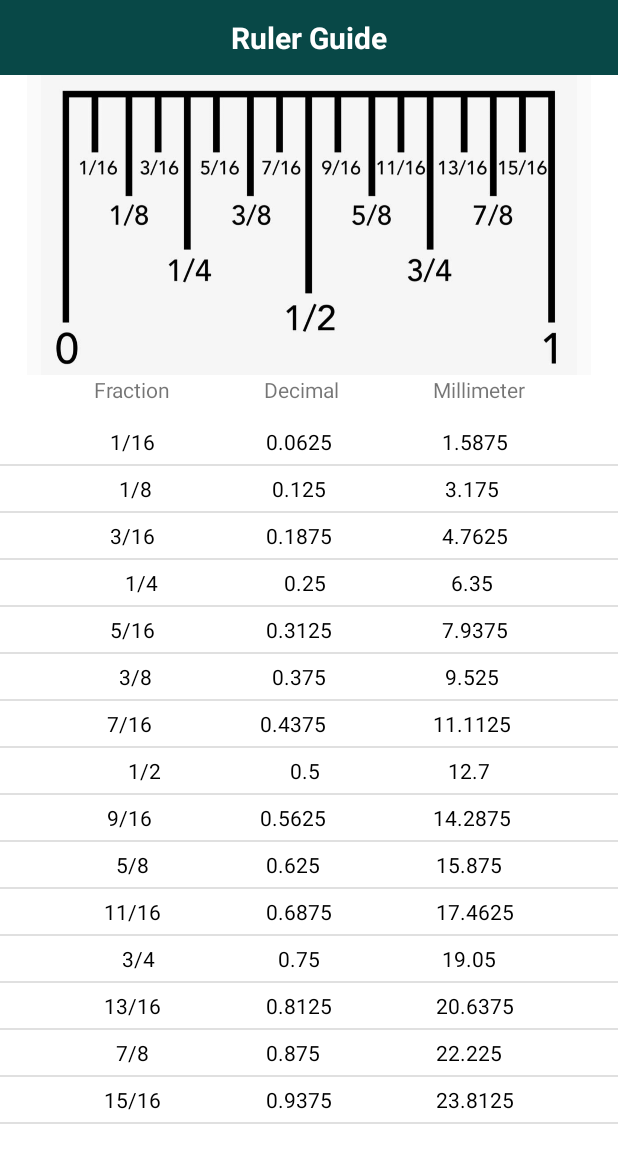
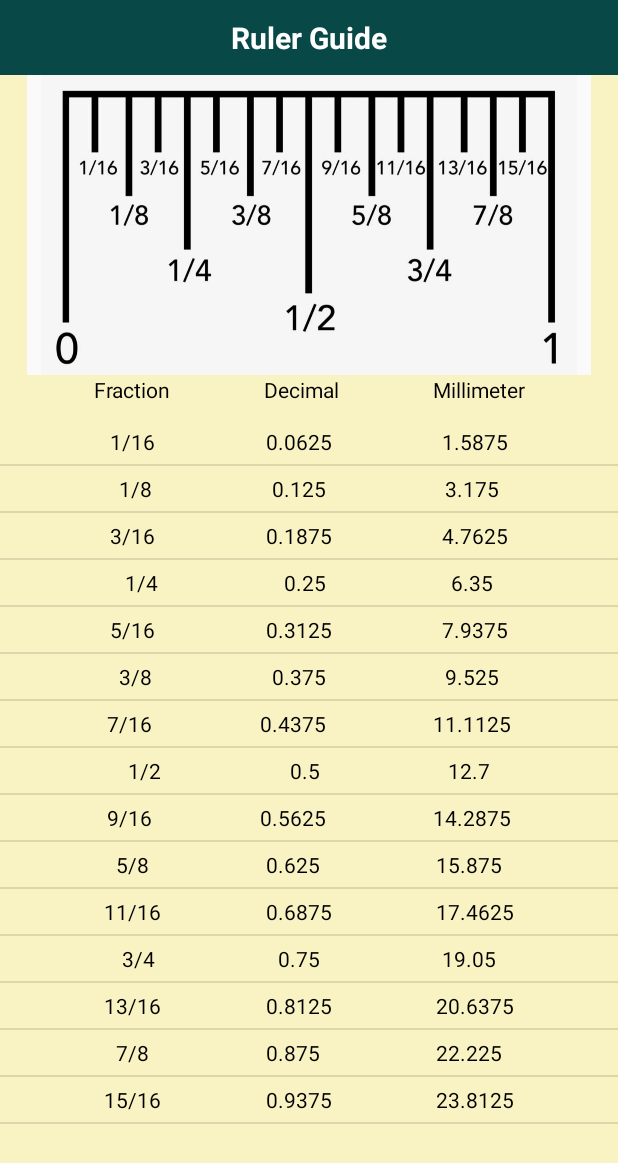
Before and after one commit to jaykallen/Racquet3, an Android app: the RulerFragment screen opened through its navigation route, on a phone screen of 412 x 824 dp. Shown: the top 1163 px of the screen. Run offline under Robolectric (Android 15) with nearby library versions, the phone set to English and light mode, and no system bars; our stand-ins replace Room's generated code.

Commit message:
Updated colors

```diff
--- a/app/src/main/java/com/jaykallen/racquet3/ui/HomeFragment.kt
+++ b/app/src/main/java/com/jaykallen/racquet3/ui/HomeFragment.kt
@@ -44,7 +44,7 @@ class HomeFragment : Fragment() {
     }
 
     private fun setupToolbar() {
-        titleText.text = "In Development"
+        titleText.text = "Racquet Headweight Calculator"
         addImage.visibility = View.INVISIBLE
         val units = SharedPrefsManager.getUnits(StartApp.applicationContext())
         unitsButton.text = "Change Units from $units"
--- a/app/src/main/res/layout/fragment_catalog.xml
+++ b/app/src/main/res/layout/fragment_catalog.xml
@@ -4,7 +4,7 @@
     xmlns:tools="http://schemas.android.com/tools"
     android:layout_width="match_parent"
     android:layout_height="match_parent"
-    android:background="@color/colorBackgroundGray">
+    android:background="@color/colorYellowBackground">
 
     <include
         android:id="@+id/mainToolbar"
@@ -21,7 +21,7 @@
         android:layout_marginTop="10dp"
         android:layout_marginEnd="5dp"
         android:layout_marginBottom="10dp"
-        android:background="@color/colorBackgroundGray"
+        android:background="@color/colorYellowBackground"
         app:layout_constraintTop_toBottomOf="@id/mainToolbar"
         app:layout_constraintBottom_toBottomOf="parent"
         app:layout_constraintStart_toStartOf="parent" />
--- a/app/src/main/res/layout/fragment_detail.xml
+++ b/app/src/main/res/layout/fragment_detail.xml
@@ -3,7 +3,7 @@
     xmlns:tools="http://schemas.android.com/tools"
     android:layout_width="match_parent"
     android:layout_height="match_parent"
-    android:background="@color/colorBackgroundGray"
+    android:background="@color/colorYellowBackground"
     android:orientation="vertical">
 
     <include
--- a/app/src/main/res/layout/fragment_guide.xml
+++ b/app/src/main/res/layout/fragment_guide.xml
@@ -2,7 +2,7 @@
 <LinearLayout xmlns:android="http://schemas.android.com/apk/res/android"
     xmlns:app="http://schemas.android.com/apk/res-auto"
     xmlns:tools="http://schemas.android.com/tools"
-    android:background="@color/colorBackgroundGray"
+    android:background="@color/colorYellowBackground"
     android:layout_width="match_parent"
     android:layout_height="match_parent"
     android:orientation="vertical">
--- a/app/src/main/res/layout/fragment_home.xml
+++ b/app/src/main/res/layout/fragment_home.xml
@@ -12,7 +12,7 @@
     <androidx.constraintlayout.widget.ConstraintLayout
         android:layout_width="match_parent"
         android:layout_height="match_parent"
-        android:background="@color/colorWilsonYellowCan"
+        android:background="@color/colorYellowBackground"
         tools:context=".LoginFragment">
 
         <include
--- a/app/src/main/res/layout/fragment_ruler.xml
+++ b/app/src/main/res/layout/fragment_ruler.xml
@@ -2,6 +2,7 @@
 <androidx.constraintlayout.widget.ConstraintLayout xmlns:android="http://schemas.android.com/apk/res/android"
     xmlns:app="http://schemas.android.com/apk/res-auto"
     xmlns:tools="http://schemas.android.com/tools"
+    android:background="@color/colorYellowBackground"
     android:layout_width="match_parent"
     android:layout_height="match_parent">
 
@@ -22,6 +23,7 @@
         android:layout_width="wrap_content"
         android:layout_height="wrap_content"
         android:text="Fraction"
+        android:textColor="@color/colorBlack"
         app:layout_constraintStart_toStartOf="parent"
         app:layout_constraintEnd_toStartOf="@id/decimalText"
         app:layout_constraintTop_toBottomOf="@id/rulerImage" />
@@ -30,6 +32,7 @@
         android:id="@+id/decimalText"
         android:layout_width="wrap_content"
         android:layout_height="wrap_content"
+        android:textColor="@color/colorBlack"
         android:text="Decimal"
         app:layout_constraintStart_toEndOf="@id/fractionText"
         app:layout_constraintEnd_toStartOf="@id/millimeterText"
@@ -38,6 +41,7 @@
     <TextView
         android:id="@+id/millimeterText"
         android:layout_width="wrap_content"
+        android:textColor="@color/colorBlack"
         android:layout_height="wrap_content"
         android:text="Millimeter"
         app:layout_constraintStart_toEndOf="@id/decimalText"
--- a/app/src/main/res/values/colors.xml
+++ b/app/src/main/res/values/colors.xml
@@ -9,7 +9,7 @@
     <color name="colorYellow">#fcf409</color>
     <color name="colorWilsonYellowCan">#fcf489</color>
     <color name="colorBallGreen">#C9F364</color>
-    <color name="colorLightBallGreen">#F9F3C4</color>
+    <color name="colorYellowBackground">#F9F3C4</color>
     <color name="colorGreen">#35a337</color>
     <color name="colorLighterCourtGreen">#CEF6CB</color>
     <color name="colorLightCourtGreen">#9EC69B</color>
```
